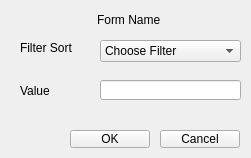
First picture: the form in TeamUnsigned/filterbuttonform.ui, repository Rasen1018/OSSTEM-Project, before the edit.
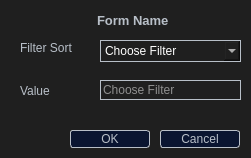
Second picture: the form after the edit.

Diff of the .ui file:
```diff
--- a/TeamUnsigned/filterbuttonform.ui
+++ b/TeamUnsigned/filterbuttonform.ui
@@ -10,9 +10,74 @@
     <height>158</height>
    </rect>
   </property>
+  <property name="sizePolicy">
+   <sizepolicy hsizetype="Fixed" vsizetype="Fixed">
+    <horstretch>0</horstretch>
+    <verstretch>0</verstretch>
+   </sizepolicy>
+  </property>
+  <property name="minimumSize">
+   <size>
+    <width>251</width>
+    <height>158</height>
+   </size>
+  </property>
+  <property name="maximumSize">
+   <size>
+    <width>251</width>
+    <height>158</height>
+   </size>
+  </property>
   <property name="windowTitle">
    <string>Form</string>
   </property>
+  <property name="styleSheet">
+   <string notr="true">QComboBox QAbstractItemView {
+   background-color: rgb(39, 39, 49);
+   selection-background-color: rgb(60, 60, 72);
+   color:white;
+   border: 1px solid rgb(88, 88, 100);
+   border-radius: 4px;
+   padding: 4px;
+   outline: 0;
+}
+QComboBox{	
+border: 1px solid rgb(184,191,200);
+background-color: rgb(39, 39, 49);
+color: white;
+}
+
+QWidget{
+background-color: rgb(31,31,31);
+}
+QLineEdit{
+border: 1px solid rgb(184,191,200);
+color: rgb(184,191,200);
+}
+QLabel{
+color: rgb(184,191,200);
+QLabel::setAlignment (Qt::AlignVCenter );
+QLabel::setAlignment (Qt::AlignHCenter );
+}
+QPushButton{
+color: rgb(184,191,200);
+background-color: rgb(10, 21, 49);
+border: 1px solid rgb(184,191,200);
+border-radius: 3px;
+}
+QPushButton:hover
+{
+border: 2px solid red;
+background-color: rgb(103, 104, 114);
+}
+QPushButton:pressed
+{
+background-color: rgb(35,190,212);
+color: rgb(255, 255, 255);
+}
+
+</string>
+  </property>
   <widget class="QPushButton" name="okPushButton">
    <property name="geometry">
     <rect>
@@ -78,6 +143,12 @@
      <height>20</height>
     </rect>
    </property>
+   <property name="font">
+    <font>
+     <pointsize>10</pointsize>
+     <bold>true</bold>
+    </font>
+   </property>
    <property name="text">
     <string>Form Name</string>
    </property>
@@ -117,6 +188,12 @@
      <height>20</height>
     </rect>
    </property>
+   <property name="styleSheet">
+    <string notr="true">color: white;</string>
+   </property>
+   <property name="placeholderText">
+    <string>Choose Filter</string>
+   </property>
   </widget>
  </widget>
  <resources/>
```
